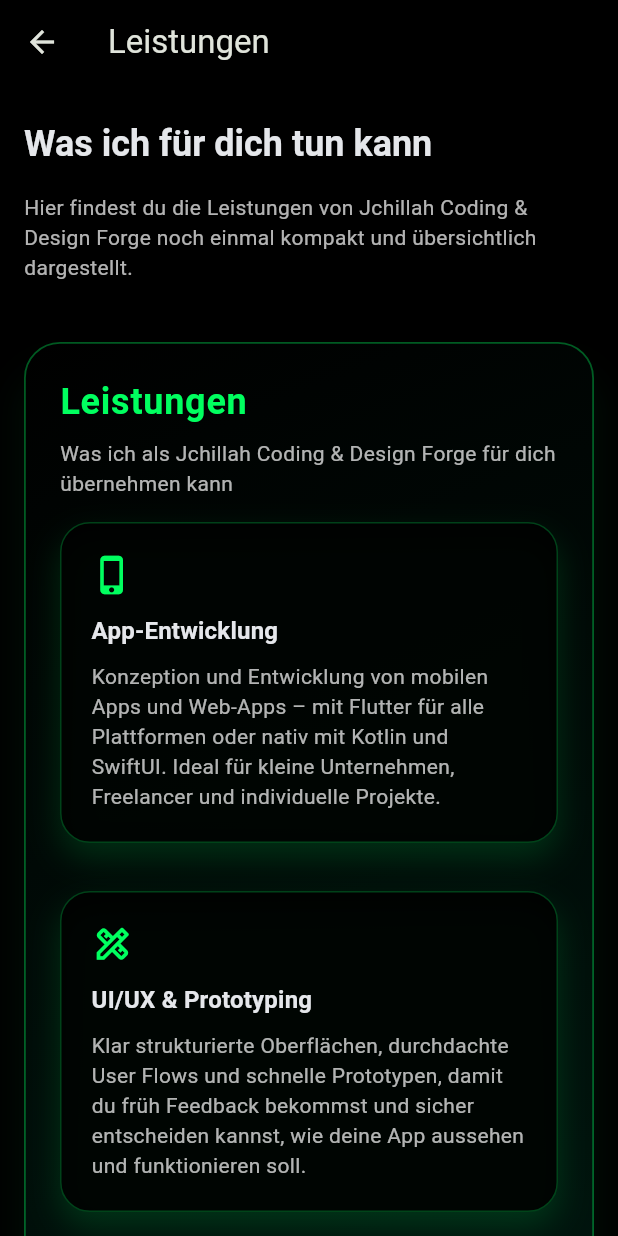
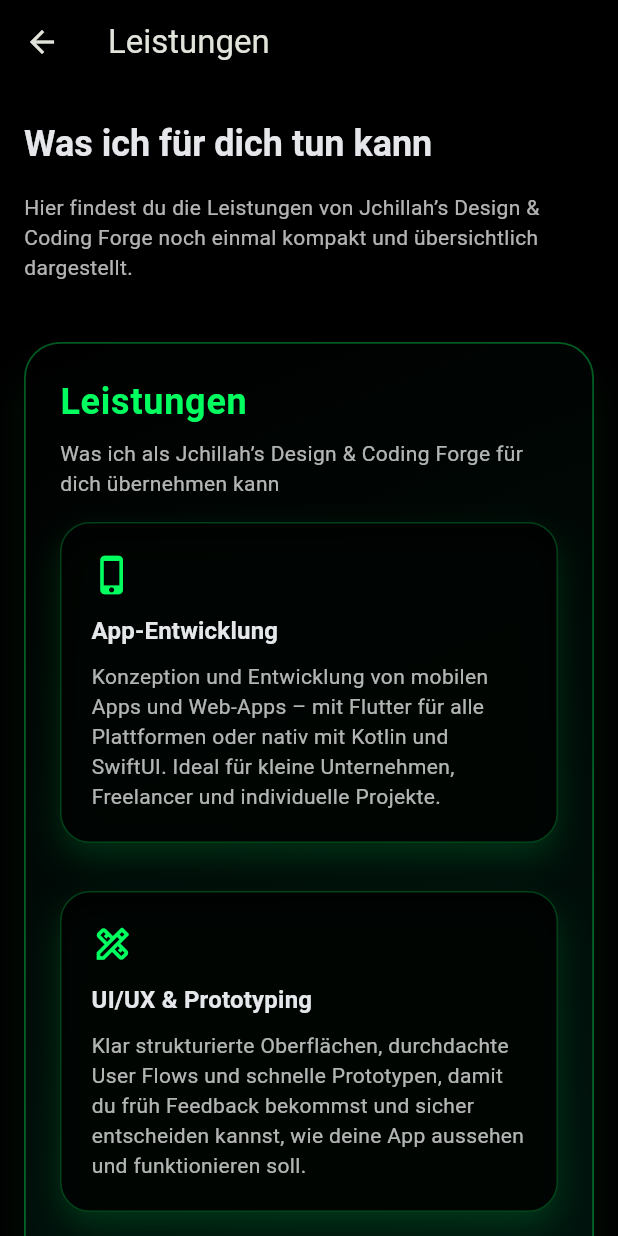
Before and after one commit to jchillah/jchillah_company_site, a Flutter app: the screen it shows after launch, after a tap on "Leistungen ansehen", on a phone screen of 412 x 824 dp. Run offline on Flutter 3.47's test engine with Material 3 defaults, Android fonts, the phone set to English and light mode, and no system bars.

Commit message:
Normalize Design and Coding Forge branding

```diff
--- a/lib/src/app.dart
+++ b/lib/src/app.dart
@@ -10,7 +10,7 @@
   @override
   Widget build(BuildContext context) {
     return MaterialApp(
-      title: "Jchillah's Design & Coding Forge",
+      title: "Jchillah’s Design & Coding Forge",
       debugShowCheckedModeBanner: false,
       theme: AppTheme.light,
       home: const HomePage(),
--- a/lib/src/core/widgets/hero/hero_section.dart
+++ b/lib/src/core/widgets/hero/hero_section.dart
@@ -15,7 +15,7 @@
       scheme: 'mailto',
       path: 'jchillah@gmail.com',
       query:
-          'subject=Projektanfrage%20-%20Jchillah%27s%20Design%20%26%20Coding%20Forge',
+          'subject=Projektanfrage%20-%20Jchillah%E2%80%99s%20Design%20%26%20Coding%20Forge',
     );
     await launchUrl(uri, mode: LaunchMode.platformDefault);
   }
--- a/lib/src/core/widgets/homepage/sections/about_section.dart
+++ b/lib/src/core/widgets/homepage/sections/about_section.dart
@@ -16,7 +16,7 @@
       scheme: 'mailto',
       path: 'jchillah@gmail.com',
       query:
-          'subject=Projektanfrage%20-%20Jchillah%20Coding%20%26%20Design%20Forge',
+          'subject=Projektanfrage%20-%20Jchillah%E2%80%99s%20Design%20%26%20Coding%20Forge',
     );
     await launchUrl(uri, mode: LaunchMode.platformDefault);
   }
@@ -27,12 +27,12 @@
 
     return Section(
       title: 'Über mich',
-      subtitle: 'Michael Winkler · Jchillah Coding & Design Forge',
+      subtitle: 'Michael Winkler · Jchillah’s Design & Coding Forge',
       child: Column(
         crossAxisAlignment: CrossAxisAlignment.start,
         children: [
           Text(
-            'Ich bin Michael Winkler, App-Entwickler und Gründer von Jchillah Coding & Design Forge. '
+            'Ich bin Michael Winkler, App-Entwickler und Gründer von Jchillah’s Design & Coding Forge. '
             'Mein Fokus liegt auf modernen Mobile- und Web-App-Projekten mit Flutter, Dart, Kotlin, '
             'Jetpack Compose und langfristig auch SwiftUI.\n\n'
             'Mit ASA Server Eye habe ich mein erstes veröffentlichtes Android-Projekt umgesetzt: '
@@ -40,7 +40,7 @@
             'Favoriten speichern und schneller entscheiden können, welchen Server sie betreten möchten.\n\n'
             'Ich arbeite produktorientiert: klare Architektur, verständliche Oberflächen, saubere Projektstruktur, '
             'GitHub-Workflow, App-Store-Vorbereitung, Datenschutzseiten und technische Grundlagen wie app-ads.txt gehören für mich zum Gesamtpaket.\n\n'
-            'Jchillah Coding & Design Forge steht für praktische Apps, Gaming-Tools und digitale Produkte, '
+            'Jchillah’s Design & Coding Forge steht für praktische Apps, Gaming-Tools und digitale Produkte, '
             'die Schritt für Schritt professioneller, stabiler und marktfähiger werden.',
             style: theme.textTheme.bodyMedium?.copyWith(color: Colors.white70),
           ),
--- a/lib/src/core/widgets/homepage/sections/contact_section.dart
+++ b/lib/src/core/widgets/homepage/sections/contact_section.dart
@@ -11,7 +11,7 @@
       scheme: 'mailto',
       path: 'jchillah@gmail.com',
       query:
-          'subject=App%20Projektanfrage%20-%20Jchillah%20Coding%20and%20Design%20Forge',
+          'subject=App%20Projektanfrage%20-%20Jchillah%E2%80%99s%20Design%20%26%20Coding%20Forge',
     );
     await launchUrl(uri, mode: LaunchMode.platformDefault);
   }
--- a/lib/src/core/widgets/homepage/sections/footer.dart
+++ b/lib/src/core/widgets/homepage/sections/footer.dart
@@ -28,7 +28,7 @@
       style: theme.textTheme.bodySmall!.copyWith(color: Colors.white54),
       child: Row(
         children: [
-          Text('© $year Jchillah Coding & Design Forge'),
+          Text('© $year Jchillah’s Design & Coding Forge'),
           const Spacer(),
           Row(
             children: [
--- a/lib/src/core/widgets/homepage/sections/header.dart
+++ b/lib/src/core/widgets/homepage/sections/header.dart
@@ -12,7 +12,7 @@
       scheme: 'mailto',
       path: 'jchillah@gmail.com',
       query:
-          'subject=App%20Projektanfrage%20-%20Jchillah%27s%20Design%20%26%20Coding%20Forge',
+          'subject=App%20Projektanfrage%20-%20Jchillah%E2%80%99s%20Design%20%26%20Coding%20Forge',
     );
     await launchUrl(uri, mode: LaunchMode.platformDefault);
   }
@@ -32,7 +32,7 @@
             const Icon(Icons.terminal, size: 28),
             const SizedBox(width: 8),
             Text(
-              "Jchillah's Design & Coding Forge",
+              "Jchillah’s Design & Coding Forge",
               style: theme.textTheme.titleMedium?.copyWith(
                 fontWeight: FontWeight.bold,
                 letterSpacing: 0.8,
--- a/lib/src/core/widgets/homepage/sections/impressum_section.dart
+++ b/lib/src/core/widgets/homepage/sections/impressum_section.dart
@@ -25,7 +25,7 @@
           const SizedBox(height: 8),
           Text(
             'Michael Winkler\n'
-            'Jchillah Coding & Design Forge\n'
+            'Jchillah’s Design & Coding Forge\n'
             'Am Schülerheim 17\n'
             '14195 Berlin\n'
             'Deutschland',
--- a/lib/src/core/widgets/homepage/sections/service/service_section.dart
+++ b/lib/src/core/widgets/homepage/sections/service/service_section.dart
@@ -11,7 +11,7 @@
     return Section(
       title: 'Leistungen',
       subtitle:
-          'Was ich als Jchillah Coding & Design Forge für dich übernehmen kann',
+          'Was ich als Jchillah’s Design & Coding Forge für dich übernehmen kann',
       child: LayoutBuilder(
         builder: (context, constraints) {
           final isWide = constraints.maxWidth > 700;
--- a/lib/src/features/legal/presentation/datenschutz_page.dart
+++ b/lib/src/features/legal/presentation/datenschutz_page.dart
@@ -47,7 +47,7 @@
                       child: Text(
                         'Verantwortlich für die Datenverarbeitung auf dieser Website ist:\n\n'
                         'Michael Winkler\n'
-                        'Jchillah Coding & Design Forge\n'
+                        'Jchillah’s Design & Coding Forge\n'
                         'Am Schülerheim 17\n'
                         '14195 Berlin\n'
                         'Deutschland\n\n'
--- a/lib/src/features/services/presentation/services_page.dart
+++ b/lib/src/features/services/presentation/services_page.dart
@@ -32,7 +32,7 @@
                     ),
                     const SizedBox(height: 16),
                     Text(
-                      'Hier findest du die Leistungen von Jchillah Coding & Design Forge '
+                      'Hier findest du die Leistungen von Jchillah’s Design & Coding Forge '
                       'noch einmal kompakt und übersichtlich dargestellt.',
                       style: theme.textTheme.bodyMedium?.copyWith(
                         color: Colors.white70,
--- a/pubspec.yaml
+++ b/pubspec.yaml
@@ -1,5 +1,5 @@
 name: jchillah_company_site
-description: "Official Flutter web portfolio for Jchillah Coding Forge, featuring ASA Server Eye and mobile app development projects."
+description: "Official Flutter web portfolio for Jchillah’s Design & Coding Forge, featuring ASA Server Eye and mobile app development projects."
 # The following line prevents the package from being accidentally published to
 # pub.dev using `flutter pub publish`. This is preferred for private packages.
 publish_to: 'none' # Remove this line if you wish to publish to pub.dev
```
